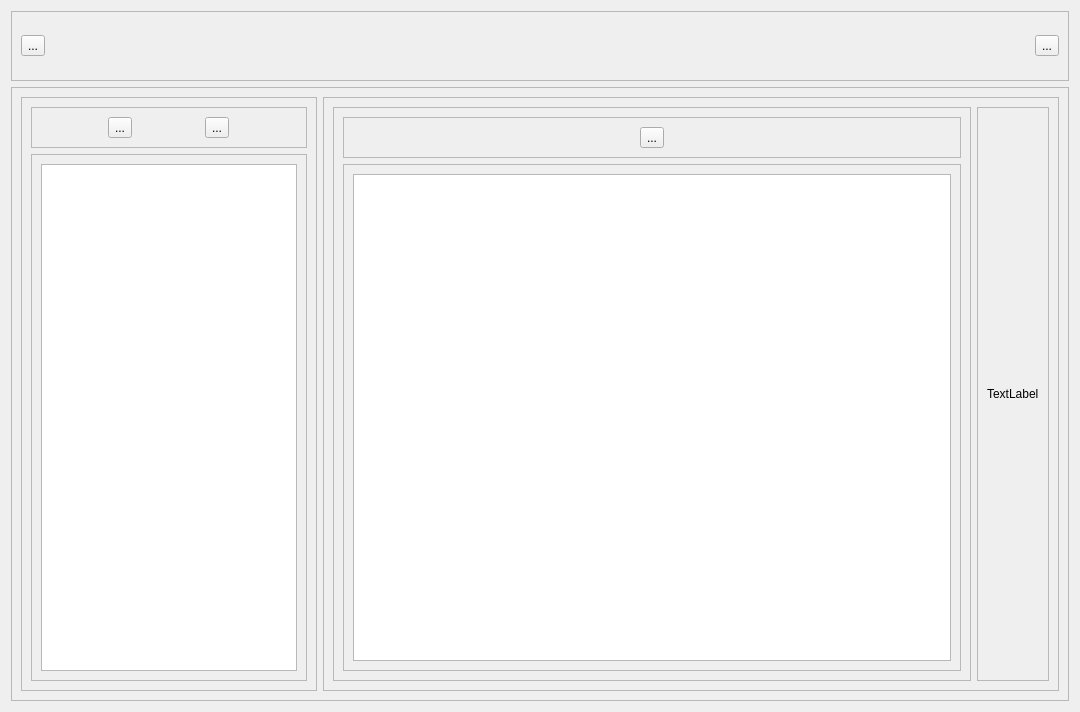
The window that CryptoGuard/include/UI/MainWindow.ui (GitDaroth/CryptoGuard) describes before a commit, drawn with Qt 5.
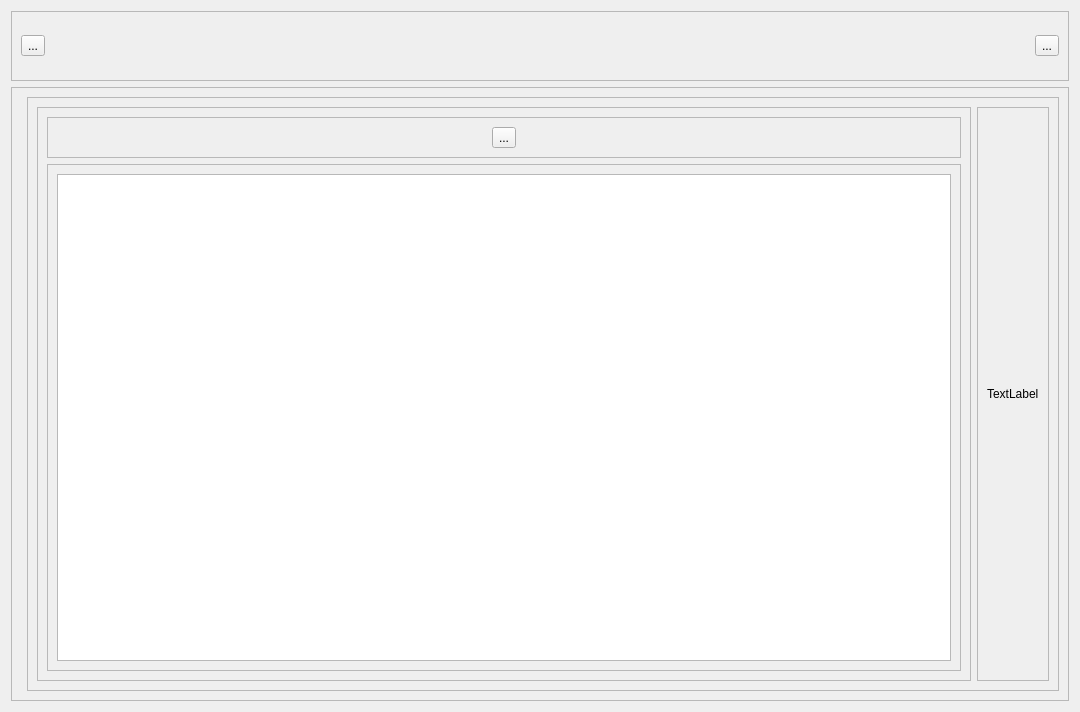
The same window after the commit. Custom widgets are drawn as their Qt base class.

Patch:
```diff
--- a/CryptoGuard/include/UI/MainWindow.ui
+++ b/CryptoGuard/include/UI/MainWindow.ui
@@ -75,69 +75,7 @@
      </property>
      <layout class="QHBoxLayout" name="horizontalLayout_2">
       <item>
-       <widget class="QFrame" name="frame_3">
-        <property name="sizePolicy">
-         <sizepolicy hsizetype="Fixed" vsizetype="Preferred">
-          <horstretch>0</horstretch>
-          <verstretch>0</verstretch>
-         </sizepolicy>
-        </property>
-        <property name="minimumSize">
-         <size>
-          <width>250</width>
-          <height>0</height>
-         </size>
-        </property>
-        <property name="frameShape">
-         <enum>QFrame::StyledPanel</enum>
-        </property>
-        <property name="frameShadow">
-         <enum>QFrame::Raised</enum>
-        </property>
-        <layout class="QVBoxLayout" name="verticalLayout_2">
-         <item>
-          <widget class="QFrame" name="frame_5">
-           <property name="frameShape">
-            <enum>QFrame::StyledPanel</enum>
-           </property>
-           <property name="frameShadow">
-            <enum>QFrame::Raised</enum>
-           </property>
-           <layout class="QHBoxLayout" name="horizontalLayout_3">
-            <item>
-             <widget class="QToolButton" name="toolButton_3">
-              <property name="text">
-               <string>...</string>
-              </property>
-             </widget>
-            </item>
-            <item>
-             <widget class="QToolButton" name="toolButton_4">
-              <property name="text">
-               <string>...</string>
-              </property>
-             </widget>
-            </item>
-           </layout>
-          </widget>
-         </item>
-         <item>
-          <widget class="QFrame" name="frame_6">
-           <property name="frameShape">
-            <enum>QFrame::StyledPanel</enum>
-           </property>
-           <property name="frameShadow">
-            <enum>QFrame::Raised</enum>
-           </property>
-           <layout class="QVBoxLayout" name="verticalLayout_3">
-            <item>
-             <widget class="QListView" name="listView"/>
-            </item>
-           </layout>
-          </widget>
-         </item>
-        </layout>
-       </widget>
+       <widget class="PasswordSafeSelectionWidget" name="widget" native="true"/>
       </item>
       <item>
        <widget class="QFrame" name="frame_4">
@@ -221,6 +159,14 @@
    </item>
   </layout>
  </widget>
+ <customwidgets>
+  <customwidget>
+   <class>PasswordSafeSelectionWidget</class>
+   <extends>QWidget</extends>
+   <header>PasswordSafeSelectionWidget.h</header>
+   <container>1</container>
+  </customwidget>
+ </customwidgets>
  <resources/>
  <connections/>
 </ui>
```
